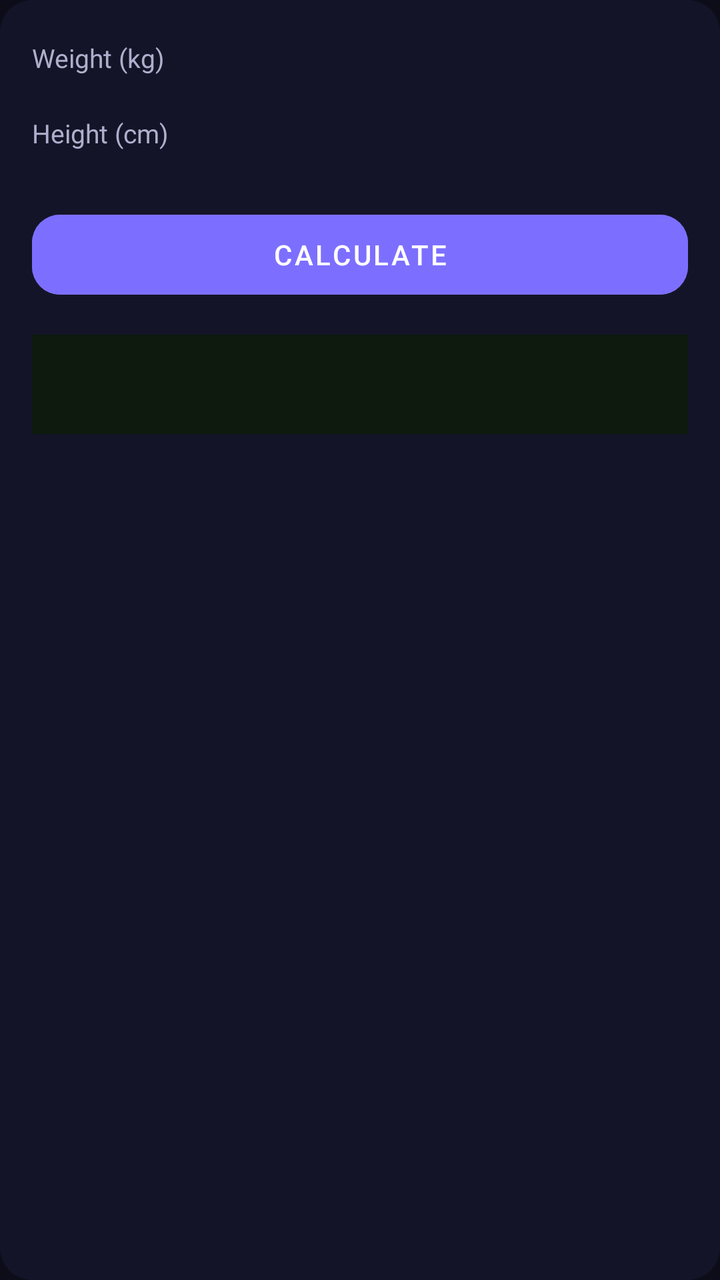
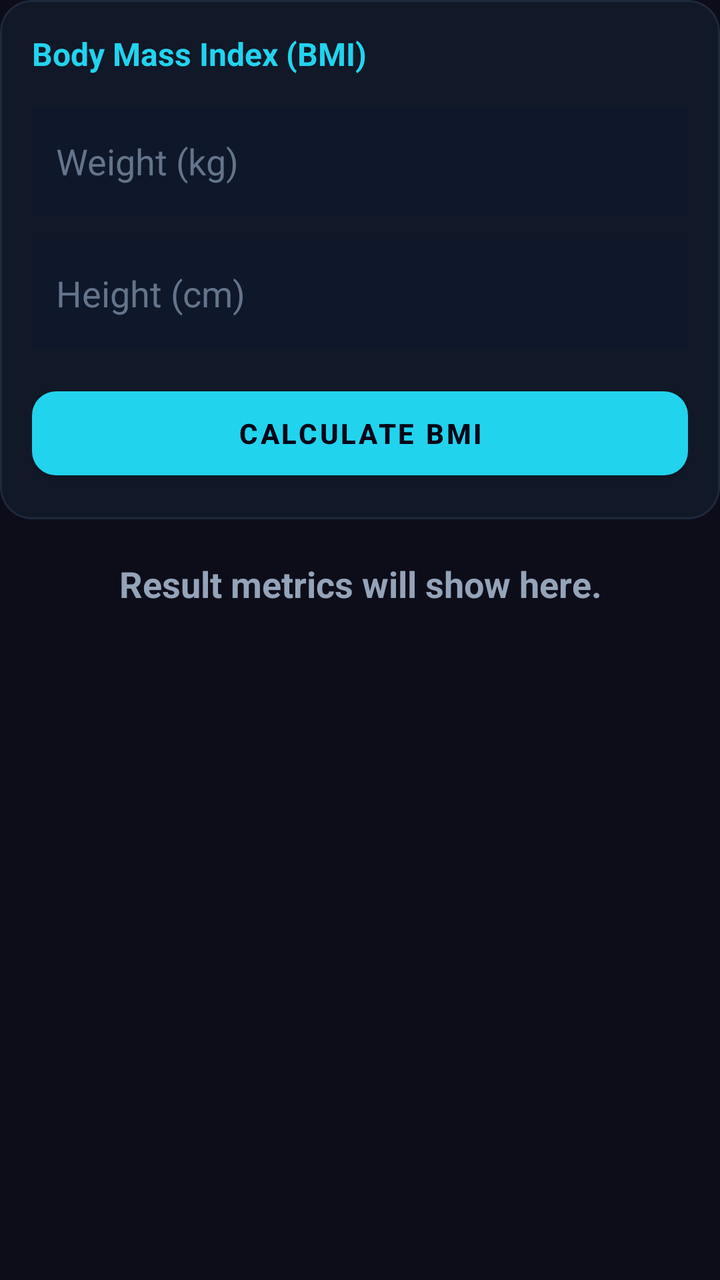

Compare the two renders of this Android layout. The source of the first and the diff that turns it into the second are given below.
<!-- AndroidManifest.xml: application theme Theme.UltraCalc -->
<!-- res/layout/panel_bmi.xml -->
<androidx.cardview.widget.CardView xmlns:android="http://schemas.android.com/apk/res/android"
    xmlns:app="http://schemas.android.com/apk/res-auto"
    android:layout_width="match_parent" android:layout_height="wrap_content"
    app:cardCornerRadius="16dp" app:cardElevation="0dp" app:cardBackgroundColor="#141428">
    <LinearLayout android:layout_width="match_parent" android:layout_height="wrap_content"
        android:orientation="vertical" android:padding="16dp">
        <TextView android:layout_width="wrap_content" android:layout_height="wrap_content"
            android:text="Weight (kg)" android:textSize="13sp" android:textColor="#B0AECC"
            android:layout_marginBottom="6dp" android:layout_marginTop="4dp"/>        <EditText android:id="@+id/etWeight" android:layout_width="match_parent"
            android:textColor="#FFFFFF" android:textSize="16sp" android:inputType="numberDecimal"
            android:background="#1C1C38" android:paddingStart="12dp" android:paddingEnd="12dp"
            android:layout_marginBottom="10dp"/>        <TextView android:layout_width="wrap_content" android:layout_height="wrap_content"
            android:text="Height (cm)" android:textSize="13sp" android:textColor="#B0AECC"
            android:layout_marginBottom="6dp" android:layout_marginTop="4dp"/>        <EditText android:id="@+id/etHeight" android:layout_width="match_parent"
            android:textColor="#FFFFFF" android:textSize="16sp" android:inputType="numberDecimal"
            android:background="#1C1C38" android:paddingStart="12dp" android:paddingEnd="12dp"
            android:layout_marginBottom="10dp"/>        <com.google.android.material.button.MaterialButton android:id="@+id/btnCalc"
            style="@style/Widget.MaterialComponents.Button.UnelevatedButton"
            android:layout_width="match_parent" android:layout_height="52dp"
            android:text="CALCULATE" android:textColor="#FFFFFF" android:backgroundTint="#7C6FFF"
            android:layout_marginTop="10dp" app:cornerRadius="14dp"/>        <TextView android:id="@+id/tvResult" android:layout_width="match_parent"
            android:layout_height="wrap_content" android:text="" android:textSize="16sp"
            android:textColor="#00E676" android:layout_marginTop="14dp"
            android:padding="14dp" android:background="#0D1A0D" android:lineSpacingExtra="4dp"/>
    </LinearLayout>
</androidx.cardview.widget.CardView>
<!-- resources referenced by this layout -->
<resources>
  <style name="Theme.UltraCalc" parent="Theme.MaterialComponents.NoActionBar">
          <item name="colorPrimary">@color/primary</item>
          <item name="colorPrimaryVariant">@color/primaryDark</item>
          <item name="colorOnPrimary">@color/white</item>
          <item name="colorSecondary">@color/accentCyan</item>
          <item name="android:windowBackground">@color/bg</item>
          <item name="android:statusBarColor">@color/bg</item>
          <item name="android:navigationBarColor">@color/bg</item>
          <item name="android:windowLightStatusBar">false</item>
      </style>
  <color name="primary">#7C6FFF</color>
  <color name="primaryDark">#5A4FCC</color>
  <color name="white">#FFFFFF</color>
  <color name="accentCyan">#00E5FF</color>
  <color name="bg">#0D0D1A</color>
</resources>

<!-- the commit's change to res/layout/panel_bmi.xml (unified diff, before → after) -->
@@ -1,26 +1,78 @@
-<androidx.cardview.widget.CardView xmlns:android="http://schemas.android.com/apk/res/android"
+<?xml version="1.0" encoding="utf-8"?>
+<LinearLayout xmlns:android="http://schemas.android.com/apk/res/android"
     xmlns:app="http://schemas.android.com/apk/res-auto"
-    android:layout_width="match_parent" android:layout_height="wrap_content"
-    app:cardCornerRadius="16dp" app:cardElevation="0dp" app:cardBackgroundColor="#141428">
-    <LinearLayout android:layout_width="match_parent" android:layout_height="wrap_content"
-        android:orientation="vertical" android:padding="16dp">
-        <TextView android:layout_width="wrap_content" android:layout_height="wrap_content"
-            android:text="Weight (kg)" android:textSize="13sp" android:textColor="#B0AECC"
-            android:layout_marginBottom="6dp" android:layout_marginTop="4dp"/>        <EditText android:id="@+id/etWeight" android:layout_width="match_parent"
-            android:textColor="#FFFFFF" android:textSize="16sp" android:inputType="numberDecimal"
-            android:background="#1C1C38" android:paddingStart="12dp" android:paddingEnd="12dp"
-            android:layout_marginBottom="10dp"/>        <TextView android:layout_width="wrap_content" android:layout_height="wrap_content"
-            android:text="Height (cm)" android:textSize="13sp" android:textColor="#B0AECC"
-            android:layout_marginBottom="6dp" android:layout_marginTop="4dp"/>        <EditText android:id="@+id/etHeight" android:layout_width="match_parent"
-            android:textColor="#FFFFFF" android:textSize="16sp" android:inputType="numberDecimal"
-            android:background="#1C1C38" android:paddingStart="12dp" android:paddingEnd="12dp"
-            android:layout_marginBottom="10dp"/>        <com.google.android.material.button.MaterialButton android:id="@+id/btnCalc"
-            style="@style/Widget.MaterialComponents.Button.UnelevatedButton"
-            android:layout_width="match_parent" android:layout_height="52dp"
-            android:text="CALCULATE" android:textColor="#FFFFFF" android:backgroundTint="#7C6FFF"
-            android:layout_marginTop="10dp" app:cornerRadius="14dp"/>        <TextView android:id="@+id/tvResult" android:layout_width="match_parent"
-            android:layout_height="wrap_content" android:text="" android:textSize="16sp"
-            android:textColor="#00E676" android:layout_marginTop="14dp"
-            android:padding="14dp" android:background="#0D1A0D" android:lineSpacingExtra="4dp"/>
-    </LinearLayout>
-</androidx.cardview.widget.CardView>
+    android:layout_width="match_parent"
+    android:layout_height="match_parent"
+    android:orientation="vertical">
+
+    <com.google.android.material.card.MaterialCardView
+        android:layout_width="match_parent"
+        android:layout_height="wrap_content"
+        app:cardBackgroundColor="#111827"
+        app:cardCornerRadius="16dp"
+        app:strokeWidth="1dp"
+        app:strokeColor="#1E293B"
+        app:cardElevation="0dp">
+
+        <LinearLayout
+            android:layout_width="match_parent"
+            android:layout_height="wrap_content"
+            android:orientation="vertical"
+            android:padding="16dp">
+
+            <TextView
+                android:layout_width="match_parent"
+                android:layout_height="wrap_content"
+                android:text="Body Mass Index (BMI)"
+                android:textColor="#22D3EE"
+                android:textSize="16sp"
+                android:textStyle="bold"
+                android:layout_marginBottom="16dp"/>
+
+            <EditText
+                android:id="@+id/etWeight"
+                android:layout_width="match_parent"
+                android:layout_height="54dp"
+                android:background="#0F172A"
+                android:hint="Weight (kg)"
+                android:textColorHint="#64748B"
+                android:textColor="#F8FAFC"
+                android:inputType="numberDecimal"
+                android:padding="12dp"
+                android:layout_marginBottom="12dp"/>
+
+            <EditText
+                android:id="@+id/etHeight"
+                android:layout_width="match_parent"
+                android:layout_height="54dp"
+                android:background="#0F172A"
+                android:hint="Height (cm)"
+                android:textColorHint="#64748B"
+                android:textColor="#F8FAFC"
+                android:inputType="numberDecimal"
+                android:padding="12dp"
+                android:layout_marginBottom="16dp"/>
+
+            <com.google.android.material.button.MaterialButton
+                android:id="@+id/btnCalc"
+                android:layout_width="match_parent"
+                android:layout_height="54dp"
+                android:text="CALCULATE BMI"
+                android:textColor="#020617"
+                android:textStyle="bold"
+                app:backgroundTint="#22D3EE"
+                app:cornerRadius="12dp"/>
+        </LinearLayout>
+    </com.google.android.material.card.MaterialCardView>
+
+    <TextView
+        android:id="@+id/tvResult"
+        android:layout_width="match_parent"
+        android:layout_height="wrap_content"
+        android:layout_marginTop="20dp"
+        android:text="Result metrics will show here."
+        android:textColor="#94A3B8"
+        android:textSize="18sp"
+        android:textStyle="bold"
+        android:gravity="center"/>
+</LinearLayout>
